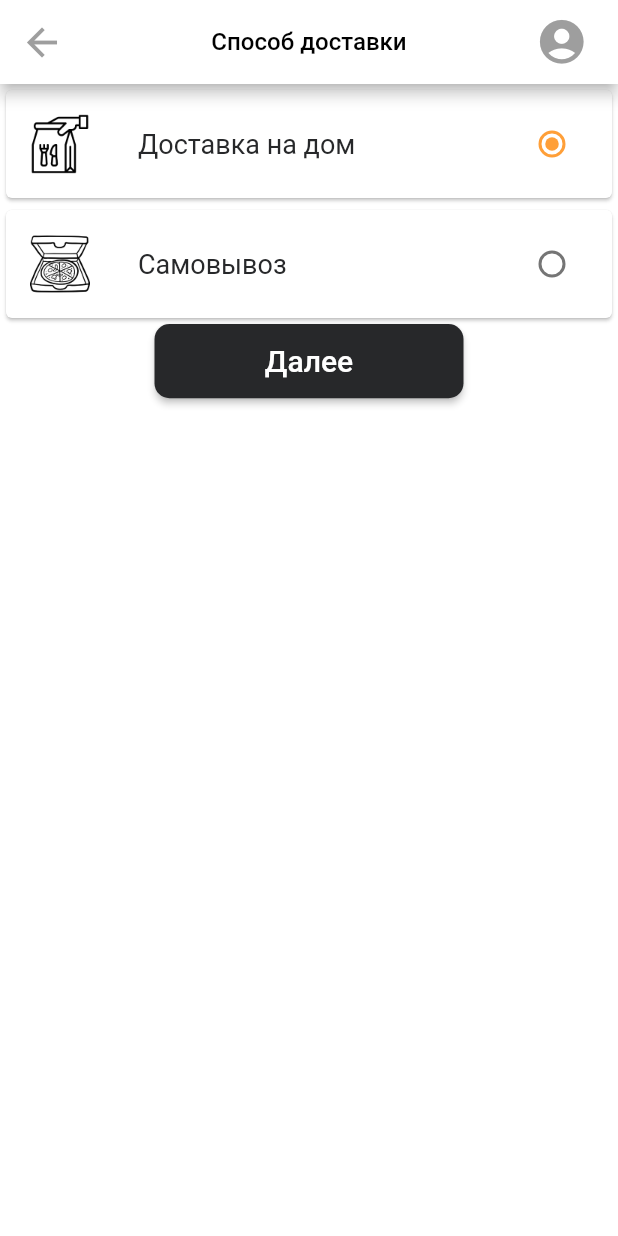
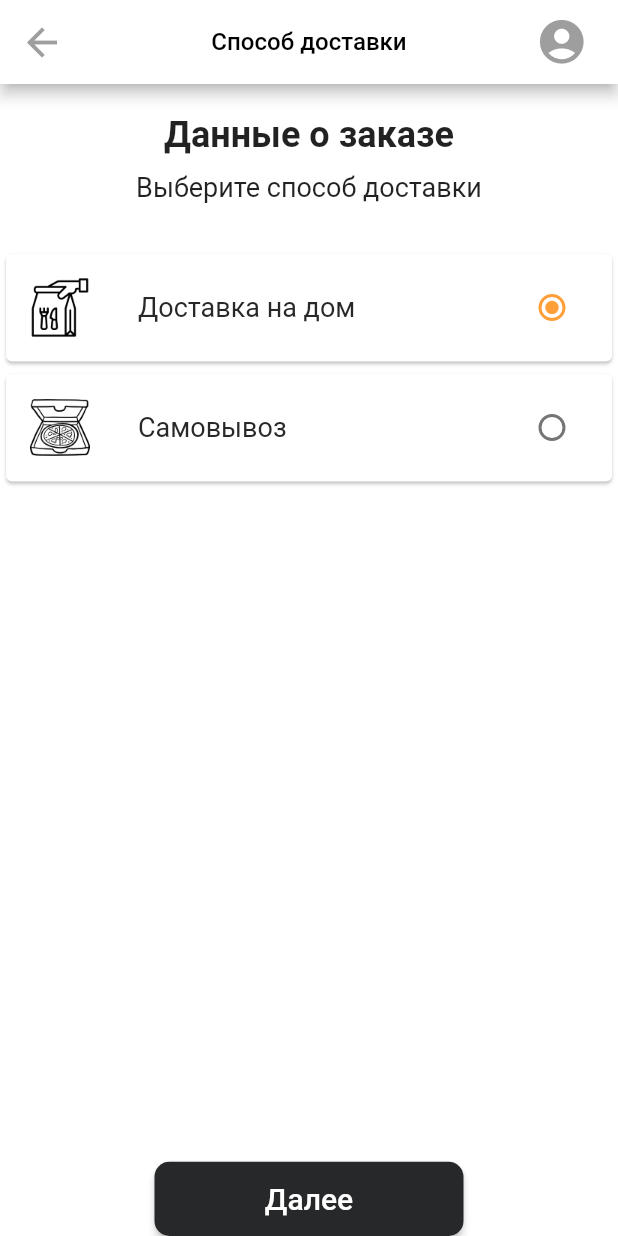
Before and after one commit to Jardynero/pizza_dym, a Flutter app: the DeliveryMethode screen opened by its route, on a phone screen of 412 x 824 dp. Run offline on Flutter 3.47's test engine with Material 2 defaults, Android fonts, the phone set to English and light mode, and no system bars; our stand-ins replace cloud_firestore, firebase_analytics, firebase_auth, firebase_core, firebase_messaging; missing offline and left inert: app_tracking_transparency, flutter_cart; accounts and stored records are empty.

Commit message:
create title widget

```diff
--- a/lib/screens/cart_screen/delivery-methode_screen.dart
+++ b/lib/screens/cart_screen/delivery-methode_screen.dart
@@ -23,11 +23,36 @@ class _DeliveryMethodeState extends State<DeliveryMethode> {
     return Scaffold(
       appBar: MainAppBar('Способ доставки'),
       body: Column(
+        mainAxisAlignment: MainAxisAlignment.spaceBetween,
         children: [
           deliveryMethodes(),
           btn(),
         ],
       ),
+    );
+  }
+
+  Widget title() {
+    return Column(
+      children: [
+        Container(
+          margin: EdgeInsets.only(top: 20, bottom: 10),
+          child: Text(
+            'Данные о заказе',
+            style: TextStyle(
+              fontSize: 24,
+              fontWeight: FontWeight.bold,
+            ),
+          ),
+        ),
+        Container(
+          margin: EdgeInsets.only(bottom: 30),
+          child: Text(
+            'Выберите способ доставки',
+            style: TextStyle(fontSize: 18),
+          ),
+        ),
+      ],
     );
   }
 
@@ -75,6 +100,7 @@ class _DeliveryMethodeState extends State<DeliveryMethode> {
   Widget deliveryMethodes() {
     return Column(
       children: [
+        title(),
         deliveryMethode('Доставка на дом', _delivery, _takeAvayIcon),
         deliveryMethode('Самовывоз', _pickup, _pickupIcon),
       ],
```
